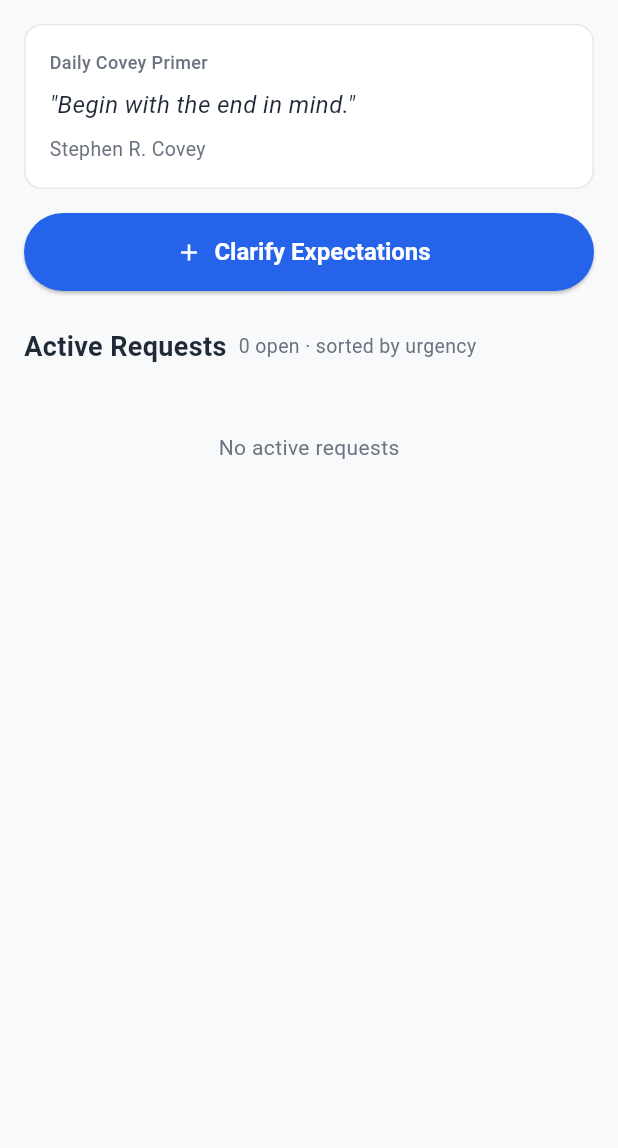
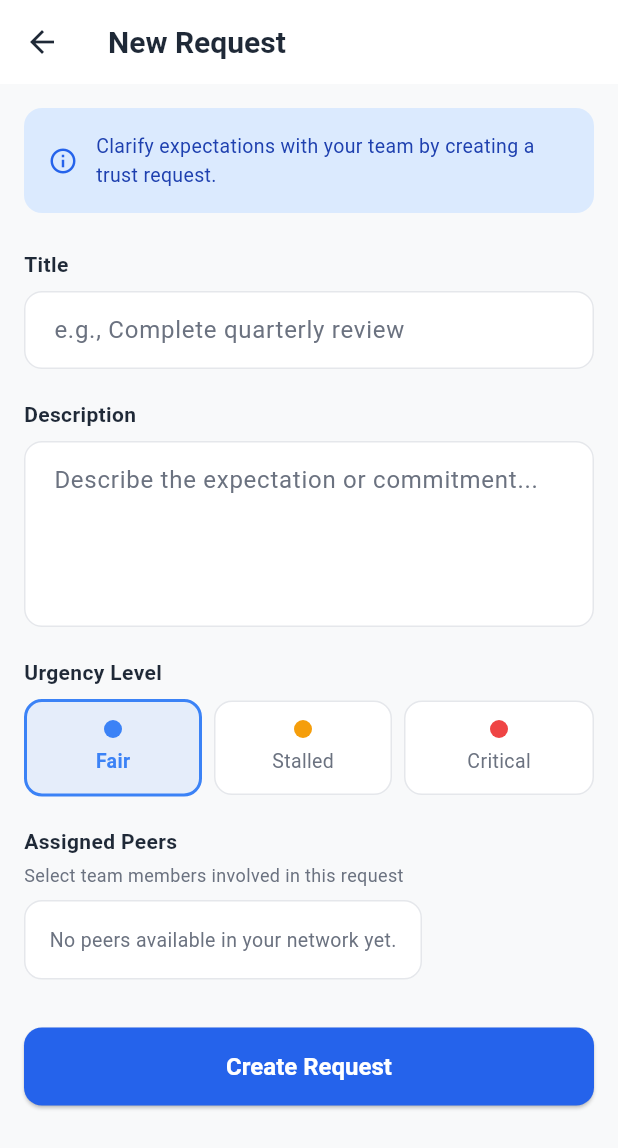
Before and after one commit to ShmInquiry/trust-builder, a Flutter app: the HomeScreen screen opened directly, after a tap on "Clarify Expectations", on a phone screen of 412 x 824 dp. Shown: the top 1148 px of the screen. Run offline on Flutter 3.47's test engine with Material 3 defaults, Android fonts, the phone set to English and light mode, and no system bars; our stand-ins replace shared_preferences; accounts and stored records are empty; network calls fail.

Commit message:
Add ability to create new requests from the home screen
Updates backend to accept an optional 'status' field for new requests and modifies the home screen to include a button and a floating action button to navigate to a new request creation screen.

Replit-Commit-Author: Agent
Replit-Commit-Session-Id: 460ebca1-7004-43dd-a9e0-40cd67e9630b
Replit-Commit-Checkpoint-Type: intermediate_checkpoint
Replit-Commit-Event-Id: 0e1e3246-f609-4a7c-b48c-4942698bbb1c
Replit-Commit-Screenshot-Url: https://storage.googleapis.com/screenshot-production-us-central1/ca437e55-e423-430d-9751-d8ac40614e7f/460ebca1-7004-43dd-a9e0-40cd67e9630b/6xRlgpP
Replit-Helium-Checkpoint-Created: true

```diff
--- /dev/null
+++ b/lib/screens/create_request_screen.dart
@@ -0,0 +1,439 @@
+import 'package:flutter/material.dart';
+import '../theme/app_theme.dart';
+import '../services/api_service.dart';
+import '../models/network_node_model.dart';
+
+class CreateRequestScreen extends StatefulWidget {
+  const CreateRequestScreen({super.key});
+
+  @override
+  State<CreateRequestScreen> createState() => _CreateRequestScreenState();
+}
+
+class _CreateRequestScreenState extends State<CreateRequestScreen> {
+  final _formKey = GlobalKey<FormState>();
+  final _titleController = TextEditingController();
+  final _descriptionController = TextEditingController();
+  String _urgency = 'fair';
+  List<String> _selectedPeers = [];
+  List<NetworkNodeModel> _availablePeers = [];
+  bool _isSubmitting = false;
+  bool _isLoadingPeers = true;
+
+  @override
+  void initState() {
+    super.initState();
+    _loadPeers();
+  }
+
+  @override
+  void dispose() {
+    _titleController.dispose();
+    _descriptionController.dispose();
+    super.dispose();
+  }
+
+  Future<void> _loadPeers() async {
+    final peers = await ApiService().getNetworkPeers();
+    if (!mounted) return;
+    setState(() {
+      _availablePeers = peers.where((p) => p.id != 'you').toList();
+      _isLoadingPeers = false;
+    });
+  }
+
+  Future<void> _submitRequest() async {
+    if (!_formKey.currentState!.validate()) return;
+
+    setState(() => _isSubmitting = true);
+
+    final result = await ApiService().createRequest(
+      title: _titleController.text.trim(),
+      description: _descriptionController.text.trim(),
+      status: _urgency,
+      peers: _selectedPeers.isNotEmpty ? _selectedPeers : null,
+    );
+
+    if (!mounted) return;
+
+    if (result.success) {
+      ScaffoldMessenger.of(context).showSnackBar(
+        const SnackBar(
+          content: Text('Request created successfully'),
+          backgroundColor: AppTheme.statusHealthy,
+        ),
+      );
+      Navigator.of(context).pop(true);
+    } else {
+      setState(() => _isSubmitting = false);
+      ScaffoldMessenger.of(context).showSnackBar(
+        SnackBar(
+          content: Text(result.error ?? 'Failed to create request'),
+          backgroundColor: AppTheme.statusCritical,
+        ),
+      );
+    }
+  }
+
+  Color _getUrgencyColor(String urgency) {
+    switch (urgency) {
+      case 'critical':
+        return AppTheme.statusCritical;
+      case 'stalled':
+        return AppTheme.statusStalled;
+      default:
+        return AppTheme.statusFair;
+    }
+  }
+
+  String _getUrgencyLabel(String urgency) {
+    switch (urgency) {
+      case 'critical':
+        return 'Critical';
+      case 'stalled':
+        return 'Stalled';
+      default:
+        return 'Fair';
+    }
+  }
+
+  @override
+  Widget build(BuildContext context) {
+    return Scaffold(
+      appBar: AppBar(
+        title: const Text(
+          'New Request',
+          style: TextStyle(fontWeight: FontWeight.w700),
+        ),
+        leading: IconButton(
+          icon: const Icon(Icons.arrow_back),
+          onPressed: () => Navigator.of(context).pop(),
+        ),
+      ),
+      body: SingleChildScrollView(
+        padding: const EdgeInsets.all(16),
+        child: Form(
+          key: _formKey,
+          child: Column(
+            crossAxisAlignment: CrossAxisAlignment.start,
+            children: [
+              Container(
+                padding: const EdgeInsets.all(16),
+                decoration: BoxDecoration(
+                  color: AppTheme.lightBlue,
+                  borderRadius: BorderRadius.circular(12),
+                ),
+                child: const Row(
+                  children: [
+                    Icon(Icons.info_outline, color: AppTheme.primaryBlue, size: 20),
+                    SizedBox(width: 12),
+                    Expanded(
+                      child: Text(
+                        'Clarify expectations with your team by creating a trust request.',
+                        style: TextStyle(
+                          fontSize: 13,
+                          color: AppTheme.darkBlue,
+                        ),
+                      ),
+                    ),
+                  ],
+                ),
+              ),
+              const SizedBox(height: 24),
+              const Text(
+                'Title',
+                style: TextStyle(
+                  fontSize: 14,
+                  fontWeight: FontWeight.w600,
+                  color: AppTheme.textDark,
+                ),
+              ),
+              const SizedBox(height: 8),
+              TextFormField(
+                controller: _titleController,
+                decoration: InputDecoration(
+                  hintText: 'e.g., Complete quarterly review',
+                  hintStyle: const TextStyle(color: AppTheme.textMuted),
+                  filled: true,
+                  fillColor: Colors.white,
+                  border: OutlineInputBorder(
+                    borderRadius: BorderRadius.circular(12),
+                    borderSide: const BorderSide(color: AppTheme.borderLight),
+                  ),
+                  enabledBorder: OutlineInputBorder(
+                    borderRadius: BorderRadius.circular(12),
+                    borderSide: const BorderSide(color: AppTheme.borderLight),
+                  ),
+                  focusedBorder: OutlineInputBorder(
+                    borderRadius: BorderRadius.circular(12),
+                    borderSide: const BorderSide(color: AppTheme.primaryBlue, width: 2),
+                  ),
+                  contentPadding: const EdgeInsets.symmetric(horizontal: 16, vertical: 14),
+                ),
+                validator: (value) {
+                  if (value == null || value.trim().isEmpty) {
+                    return 'Please enter a title';
+                  }
+                  return null;
+                },
+              ),
+              const SizedBox(height: 20),
+              const Text(
+                'Description',
+                style: TextStyle(
+                  fontSize: 14,
+                  fontWeight: FontWeight.w600,
+                  color: AppTheme.textDark,
+                ),
+              ),
+              const SizedBox(height: 8),
+              TextFormField(
+                controller: _descriptionController,
+                maxLines: 4,
+                decoration: InputDecoration(
+                  hintText: 'Describe the expectation or commitment...',
+                  hintStyle: const TextStyle(color: AppTheme.textMuted),
+                  filled: true,
+                  fillColor: Colors.white,
+                  border: OutlineInputBorder(
+                    borderRadius: BorderRadius.circular(12),
+                    borderSide: const BorderSide(color: AppTheme.borderLight),
+                  ),
+                  enabledBorder: OutlineInputBorder(
+                    borderRadius: BorderRadius.circular(12),
+                    borderSide: const BorderSide(color: AppTheme.borderLight),
+                  ),
+                  focusedBorder: OutlineInputBorder(
+                    borderRadius: BorderRadius.circular(12),
+                    borderSide: const BorderSide(color: AppTheme.primaryBlue, width: 2),
+                  ),
+                  contentPadding: const EdgeInsets.symmetric(horizontal: 16, vertical: 14),
+                ),
+                validator: (value) {
+                  if (value == null || value.trim().isEmpty) {
+                    return 'Please enter a description';
+                  }
+                  return null;
+                },
+              ),
+              const SizedBox(height: 20),
+              const Text(
+                'Urgency Level',
+                style: TextStyle(
+                  fontSize: 14,
+                  fontWeight: FontWeight.w600,
+                  color: AppTheme.textDark,
+                ),
+              ),
+              const SizedBox(height: 8),
+              Row(
+                children: ['fair', 'stalled', 'critical'].map((urgency) {
+                  final isSelected = _urgency == urgency;
+                  return Expanded(
+                    child: Padding(
+                      padding: EdgeInsets.only(
+                        right: urgency != 'critical' ? 8 : 0,
+                      ),
+                      child: GestureDetector(
+                        onTap: () => setState(() => _urgency = urgency),
+                        child: Container(
+                          padding: const EdgeInsets.symmetric(vertical: 12),
+                          decoration: BoxDecoration(
+                            color: isSelected
+                                ? _getUrgencyColor(urgency).withOpacity(0.1)
+                                : Colors.white,
+                            borderRadius: BorderRadius.circular(12),
+                            border: Border.all(
+                              color: isSelected
+                                  ? _getUrgencyColor(urgency)
+                                  : AppTheme.borderLight,
+                              width: isSelected ? 2 : 1,
+                            ),
+                          ),
+                          child: Column(
+                            children: [
+                              Container(
+                                width: 12,
+                                height: 12,
+                                decoration: BoxDecoration(
+                                  shape: BoxShape.circle,
+                                  color: _getUrgencyColor(urgency),
+                                ),
+                              ),
+                              const SizedBox(height: 6),
+                              Text(
+                                _getUrgencyLabel(urgency),
+                                style: TextStyle(
+                                  fontSize: 13,
+                                  fontWeight: isSelected ? FontWeight.w600 : FontWeight.w400,
+                                  color: isSelected
+                                      ? _getUrgencyColor(urgency)
+                                      : AppTheme.textMuted,
+                                ),
+                              ),
+                            ],
+                          ),
+                        ),
+                      ),
+                    ),
+                  );
+                }).toList(),
+              ),
+              const SizedBox(height: 20),
+              const Text(
+                'Assigned Peers',
+                style: TextStyle(
+                  fontSize: 14,
+                  fontWeight: FontWeight.w600,
+                  color: AppTheme.textDark,
+                ),
+              ),
+              const SizedBox(height: 4),
+              const Text(
+                'Select team members involved in this request',
+                style: TextStyle(
+                  fontSize: 12,
+                  color: AppTheme.textMuted,
+                ),
+              ),
+              const SizedBox(height: 8),
+              if (_isLoadingPeers)
+                const Center(
+                  child: Padding(
+                    padding: EdgeInsets.all(16),
+                    child: CircularProgressIndicator(),
+                  ),
+                )
+              else if (_availablePeers.isEmpty)
+                Container(
+                  padding: const EdgeInsets.all(16),
+                  decoration: BoxDecoration(
+                    color: Colors.white,
+                    borderRadius: BorderRadius.circular(12),
+                    border: Border.all(color: AppTheme.borderLight),
+                  ),
+                  child: const Text(
+                    'No peers available in your network yet.',
+                    style: TextStyle(color: AppTheme.textMuted, fontSize: 13),
+                  ),
+                )
+              else
+                Container(
+                  decoration: BoxDecoration(
+                    color: Colors.white,
+                    borderRadius: BorderRadius.circular(12),
+                    border: Border.all(color: AppTheme.borderLight),
+                  ),
+                  child: Column(
+                    children: _availablePeers.map((peer) {
+                      final isSelected = _selectedPeers.contains(peer.name);
+                      return InkWell(
+                        onTap: () {
+                          setState(() {
+                            if (isSelected) {
+                              _selectedPeers.remove(peer.name);
+                            } else {
+                              _selectedPeers.add(peer.name);
+                            }
+                          });
+                        },
+                        child: Container(
+                          padding: const EdgeInsets.symmetric(horizontal: 16, vertical: 12),
+                          decoration: BoxDecoration(
+                            border: Border(
+                              bottom: peer != _availablePeers.last
+                                  ? const BorderSide(color: AppTheme.borderLight)
+                                  : BorderSide.none,
+                            ),
+                          ),
+                          child: Row(
+                            children: [
+                              Container(
+                                width: 36,
+                                height: 36,
+                                decoration: BoxDecoration(
+                                  shape: BoxShape.circle,
+                                  color: isSelected
+                                      ? AppTheme.primaryBlue
+                                      : AppTheme.backgroundGrey,
+                                ),
+                                child: Center(
+                                  child: isSelected
+                                      ? const Icon(Icons.check, color: Colors.white, size: 18)
+                                      : Text(
+                                          peer.name.isNotEmpty ? peer.name[0].toUpperCase() : '?',
+                                          style: const TextStyle(
+                                            fontWeight: FontWeight.w600,
+                                            color: AppTheme.textDark,
+                                          ),
+                                        ),
+                                ),
+                              ),
+                              const SizedBox(width: 12),
+                              Expanded(
+                                child: Column(
+                                  crossAxisAlignment: CrossAxisAlignment.start,
+                                  children: [
+                                    Text(
+                                      peer.name,
+                                      style: const TextStyle(
+                                        fontSize: 14,
+                                        fontWeight: FontWeight.w500,
+                                        color: AppTheme.textDark,
+                                      ),
+                                    ),
+                                    if (peer.role.isNotEmpty)
+                                      Text(
+                                        peer.role,
+                                        style: const TextStyle(
+                                          fontSize: 12,
+                                          color: AppTheme.textMuted,
+                                        ),
+                                      ),
+                                  ],
+                                ),
+                              ),
+                            ],
+                          ),
+                        ),
+                      );
+                    }).toList(),
+                  ),
+                ),
+              const SizedBox(height: 32),
+              SizedBox(
+                width: double.infinity,
+                child: ElevatedButton(
+                  onPressed: _isSubmitting ? null : _submitRequest,
+                  style: ElevatedButton.styleFrom(
+                    padding: const EdgeInsets.symmetric(vertical: 16),
+                    shape: RoundedRectangleBorder(
+                      borderRadius: BorderRadius.circular(12),
+                    ),
+                  ),
+                  child: _isSubmitting
+                      ? const SizedBox(
+                          height: 20,
+                          width: 20,
+                          child: CircularProgressIndicator(
+                            strokeWidth: 2,
+                            color: Colors.white,
+                          ),
+                        )
+                      : const Text(
+                          'Create Request',
+                          style: TextStyle(
+                            fontSize: 16,
+                            fontWeight: FontWeight.w600,
+                          ),
+                        ),
+                ),
+              ),
+              const SizedBox(height: 16),
+            ],
+          ),
+        ),
+      ),
+    );
+  }
+}
--- a/lib/screens/home_screen.dart
+++ b/lib/screens/home_screen.dart
@@ -4,6 +4,7 @@ import '../services/api_service.dart';
 import '../services/mock_data.dart';
 import '../models/request_model.dart';
 import '../widgets/request_card.dart';
+import 'create_request_screen.dart';
 
 class HomeScreen extends StatefulWidget {
   const HomeScreen({super.key});
@@ -31,6 +32,15 @@ class _HomeScreenState extends State<HomeScreen> {
     });
   }
 
+  Future<void> _openCreateRequest() async {
+    final result = await Navigator.of(context).push<bool>(
+      MaterialPageRoute(builder: (_) => const CreateRequestScreen()),
+    );
+    if (result == true) {
+      _loadRequests();
+    }
+  }
+
   String _getDailyQuote() {
     final dayOfYear = DateTime.now().difference(DateTime(DateTime.now().year)).inDays;
     return MockData.coveyQuotes[dayOfYear % MockData.coveyQuotes.length];
@@ -38,11 +48,18 @@ class _HomeScreenState extends State<HomeScreen> {
 
   @override
   Widget build(BuildContext context) {
-    return RefreshIndicator(
-      onRefresh: _loadRequests,
-      child: ListView(
-        padding: const EdgeInsets.all(16),
-        children: [
+    return Scaffold(
+      backgroundColor: Colors.transparent,
+      floatingActionButton: FloatingActionButton(
+        onPressed: _openCreateRequest,
+        backgroundColor: AppTheme.primaryBlue,
+        child: const Icon(Icons.add, color: Colors.white),
+      ),
+      body: RefreshIndicator(
+        onRefresh: _loadRequests,
+        child: ListView(
+          padding: const EdgeInsets.all(16),
+          children: [
           Container(
             padding: const EdgeInsets.all(16),
             decoration: BoxDecoration(
@@ -86,7 +103,7 @@ class _HomeScreenState extends State<HomeScreen> {
           SizedBox(
             width: double.infinity,
             child: ElevatedButton.icon(
-              onPressed: () {},
+              onPressed: _openCreateRequest,
               icon: const Icon(Icons.add),
               label: const Text('Clarify Expectations'),
             ),
@@ -128,7 +145,8 @@ class _HomeScreenState extends State<HomeScreen> {
                   padding: const EdgeInsets.only(bottom: 1),
                   child: RequestCard(request: req),
                 )),
-        ],
+          ],
+        ),
       ),
     );
   }
--- a/lib/services/api_service.dart
+++ b/lib/services/api_service.dart
@@ -219,13 +219,15 @@ class ApiService {
   Future<({bool success, String? error})> createRequest({
     required String title,
     required String description,
+    String? status,
     List<String>? peers,
     String? documentId,
   }) async {
     final result = await _request('POST', '/api/requests', body: {
       'title': title,
       'description': description,
-      if (peers != null) 'peers': peers,
+      if (status != null) 'status': status,
+      if (peers != null && peers.isNotEmpty) 'peers': peers,
       if (documentId != null) 'document_id': documentId,
     });
 
```
Also changed, not shown: 3 other files.
